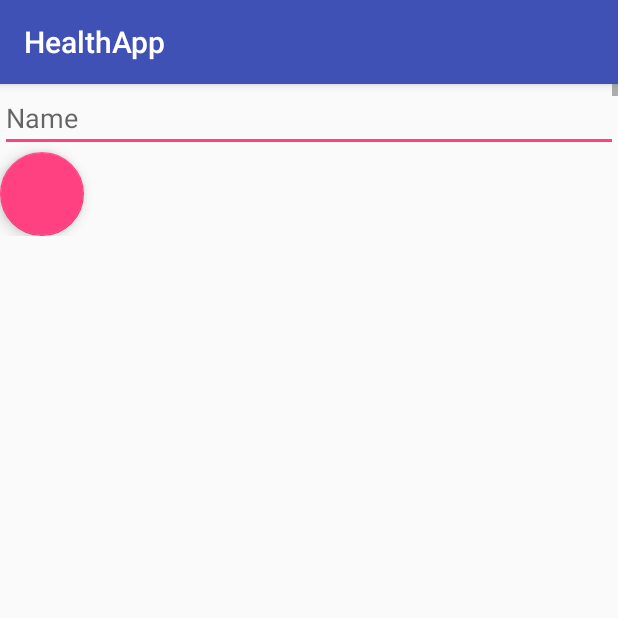
After one commit to maniksejwal/Hacktivate-Health, an Android app: the FormActivity screen opened directly, with no data from a screen before it, on a phone screen of 412 x 824 dp, the top half of it. The commit adds this screen. Run offline under Robolectric (Android 15) with nearby library versions, the phone set to English and light mode, and no system bars; our stand-ins replace Firebase (no records; nobody signed in at launch, a user with empty details on screens opened directly).

Commit message:
form, chat activies added

```diff
--- a/app/build.gradle
+++ b/app/build.gradle
@@ -24,8 +24,9 @@ dependencies {
     implementation 'com.android.support:appcompat-v7:27.1.0'
     implementation 'com.android.support.constraint:constraint-layout:1.0.2'
 
+    implementation 'com.google.firebase:firebase-core:11.8.0'
     implementation 'com.firebaseui:firebase-ui-auth:3.2.2'
-    implementation 'com.google.firebase:firebase-core:11.8.0'
+    implementation 'com.firebaseui:firebase-ui-database:3.2.2'
 
     implementation 'com.jakewharton.timber:timber:4.5.1'
 
@@ -35,4 +36,6 @@ dependencies {
 }
 
 
+
+
 apply plugin: 'com.google.gms.google-services'
--- a/app/src/main/AndroidManifest.xml
+++ b/app/src/main/AndroidManifest.xml
@@ -16,6 +16,8 @@
                 <category android:name="android.intent.category.LAUNCHER" />
             </intent-filter>
         </activity>
+        <activity android:name=".FormActivity" />
+        <activity android:name=".Chat.ChatActivity"></activity>
     </application>
 
 </manifest>
--- /dev/null
+++ b/app/src/main/java/com/thetrooper/health/healthapp/FormActivity.java
@@ -0,0 +1,164 @@
+package com.thetrooper.health.healthapp;
+
+import android.app.Activity;
+import android.content.Intent;
+import android.os.Bundle;
+import android.preference.PreferenceManager;
+import android.support.v7.app.AppCompatActivity;
+import android.view.LayoutInflater;
+import android.view.MenuItem;
+import android.view.View;
+import android.view.ViewGroup;
+import android.widget.ArrayAdapter;
+import android.widget.EditText;
+import android.widget.ListView;
+
+import com.google.firebase.database.DatabaseReference;
+import com.google.firebase.database.FirebaseDatabase;
+import com.thetrooper.health.healthapp.Chat.ChatActivity;
+
+import java.util.ArrayList;
+import java.util.Arrays;
+
+public class FormActivity extends AppCompatActivity {
+    int form = 0;
+    private DatabaseReference mDatabaseReference;
+    ArrayList<Item> list;
+    MyAdapter adapter;
+
+    @Override
+    public boolean onOptionsItemSelected(MenuItem item) {
+        switch (item.getItemId()) {
+            case R.id.add:
+                adapter.add(new Item(""));
+                return true;
+            default:
+                return super.onOptionsItemSelected(item);
+        }
+    }
+
+    @Override
+    protected void onCreate(Bundle savedInstanceState) {
+        super.onCreate(savedInstanceState);
+        setContentView(R.layout.activity_form);
+        if (!PreferenceManager.getDefaultSharedPreferences(getApplicationContext())
+                .getBoolean("firstStart", true)) startNextActivity();
+
+        setupFirebase();
+
+        setList();
+        adapter = new MyAdapter(this, list);
+        final ListView listView = findViewById(R.id.details);
+        listView.setAdapter(adapter);
+
+        findViewById(R.id.form_done_FAB).setOnClickListener(new View.OnClickListener() {
+            @Override
+            public void onClick(View v) {
+                String key;
+                switch (form) {
+                    case 0:
+                        key = "details";
+                        for (int i = 0; i < list.size(); i++)
+                            mDatabaseReference.child("user/abc/" + key + "/" + list.get(i).title)
+                                    .setValue(((EditText) listView.getChildAt(i)).getText().toString());
+                        break;
+                    case 1:
+                        key = "medical conditions";
+                        break;
+                    case 2:
+                        key = "medications";
+                        break;
+                    case 3:
+                        key = "recurring pain and injuries";
+                        break;
+                    case 4:
+                        key = "allergies";
+                        break;
+                    case 5:
+                        key = "family history";
+                        break;
+                    default:
+                        throw new RuntimeException("invalid form");
+                }
+                for (int i = 0; i < list.size(); i++) {
+                    mDatabaseReference.child("user/abc/" + key + "/" + list.get(i).title).push()
+                            .setValue(((EditText) listView.getChildAt(i)).getText().toString());
+                    //TODO: use the users name/id
+                }
+                startNextActivity();
+            }
+        });
+    }
+
+    private void startNextActivity() {
+        Intent intent = new Intent(this, ChatActivity.class);
+        startActivity(intent);
+    }
+
+    private void setupFirebase() {
+        mDatabaseReference = FirebaseDatabase.getInstance().getReference();
+    }
+
+    private void setList() {
+        list = new ArrayList<>();
+        if (form == 0) {
+            for (String string : Arrays.asList(getResources().getStringArray(R.array.form)))
+                list.add(new Item(string));
+        } else {
+            switch (form) {
+                case 1:
+                    setTitle(R.string.med_con);
+                    break;
+                case 2:
+                    setTitle(R.string.medic);
+                    break;
+                case 3:
+                    setTitle(R.string.rec);
+                    break;
+                case 4:
+                    setTitle(R.string.allergies);
+                    break;
+                case 5:
+                    setTitle(R.string.fam_his);
+                    break;
+            }
+
+        }
+    }
+
+    private class Item {
+        String title;
+        String value;
+
+        Item(String title) {
+            this.title = title;
+        }
+    }
+
+    private class MyAdapter extends ArrayAdapter<Item> {
+
+        MyAdapter(Activity context, ArrayList<Item> items) {
+            super(context, 0, items);
+        }
+
+        @Override
+        public View getView(int position, View convertView, ViewGroup parent) {
+            View listItemView = convertView;
+            if (listItemView == null) {
+                listItemView = LayoutInflater.from(getContext()).inflate(R.layout.form_item,
+                        parent, false);
+            }
+
+            EditText view = listItemView.findViewById(R.id.text);
+            view.setHint(getItem(position).title);
+
+            return listItemView;
+        }
+    }
+}
+
+//TODO: medical conditions
+//TODO: medications
+//TODO: recurring pain/injuries
+//TODO: allergies
+//TODO: family history
--- /dev/null
+++ b/app/src/main/res/layout/activity_form.xml
@@ -0,0 +1,31 @@
+<?xml version="1.0" encoding="utf-8"?>
+<android.support.v4.widget.NestedScrollView xmlns:android="http://schemas.android.com/apk/res/android"
+    xmlns:app="http://schemas.android.com/apk/res-auto"
+    xmlns:tools="http://schemas.android.com/tools"
+    android:layout_width="match_parent"
+    android:layout_height="match_parent"
+    android:orientation="vertical"
+    tools:context="com.thetrooper.health.healthapp.FormActivity">
+
+    <LinearLayout
+        android:layout_width="match_parent"
+        android:layout_height="wrap_content"
+        android:orientation="vertical">
+
+        <ListView
+            android:layout_width="match_parent"
+            android:layout_height="wrap_content"
+            android:id="@+id/details">
+
+        </ListView>
+
+        <android.support.design.widget.FloatingActionButton
+            android:layout_width="match_parent"
+            android:layout_height="wrap_content"
+            android:id="@+id/form_done_FAB">
+
+        </android.support.design.widget.FloatingActionButton>
+
+    </LinearLayout>
+
+</android.support.v4.widget.NestedScrollView>
--- /dev/null
+++ b/app/src/main/res/layout/form_item.xml
@@ -0,0 +1,9 @@
+<?xml version="1.0" encoding="utf-8"?>
+<EditText xmlns:android="http://schemas.android.com/apk/res/android"
+    android:layout_width="match_parent"
+    android:layout_height="match_parent"
+    android:orientation="vertical"
+    android:id="@+id/text">
+
+
+</EditText>
--- /dev/null
+++ b/app/src/main/res/values/array.xml
@@ -0,0 +1,13 @@
+<?xml version="1.0" encoding="utf-8"?>
+<resources>
+    <string-array name="form">
+        <item>Name</item>
+        <item>Location</item>
+        <item>Date of Birth</item>
+        <item>Phone Number</item>
+        <item>Emergency Contact's name</item>
+        <item>Emergency Contact's phone number</item>
+        <item>Blood grour</item>
+    </string-array>
+
+</resources>
--- a/app/src/main/res/values/strings.xml
+++ b/app/src/main/res/values/strings.xml
@@ -1,3 +1,10 @@
 <resources>
     <string name="app_name">HealthApp</string>
+    <string name="med_con">Medical conditions</string>
+    <string name="medic">Medications</string>
+    <string name="rec">Recurring pain/injuries</string>
+    <string name="allergies">Allergies</string>
+    <string name="fam_his">Family history</string>
+    <string name="add">Add</string>
+
 </resources>
```
Also changed, not shown: app/src/main/java/com/thetrooper/health/healthapp/Chat/ChatActivity.java (added, +138 -0 lines), app/src/main/java/com/thetrooper/health/healthapp/Chat/FriendlyMessage.java (added, +35 -0 lines), app/src/main/java/com/thetrooper/health/healthapp/Chat/MessageAdapter.java (added, +66 -0 lines), app/src/main/java/com/thetrooper/health/healthapp/MainActivity.java (+5 -2 lines), app/src/main/res/drawable-v24/simple_bubble.xml (added, +9 -0 lines), app/src/main/res/layout/activity_chat.xml (added, +65 -0 lines), app/src/main/res/layout/item_message.xml (added, +85 -0 lines), app/src/main/res/menu/menu.xml (added, +9 -0 lines), app/src/main/res/drawable-hdpi/ic_action_add.png (added), app/src/main/res/drawable-mdpi/ic_action_add.png (added), app/src/main/res/drawable-xhdpi/ic_action_add.png (added), app/src/main/res/drawable-xxhdpi/ic_action_add.png (added).
